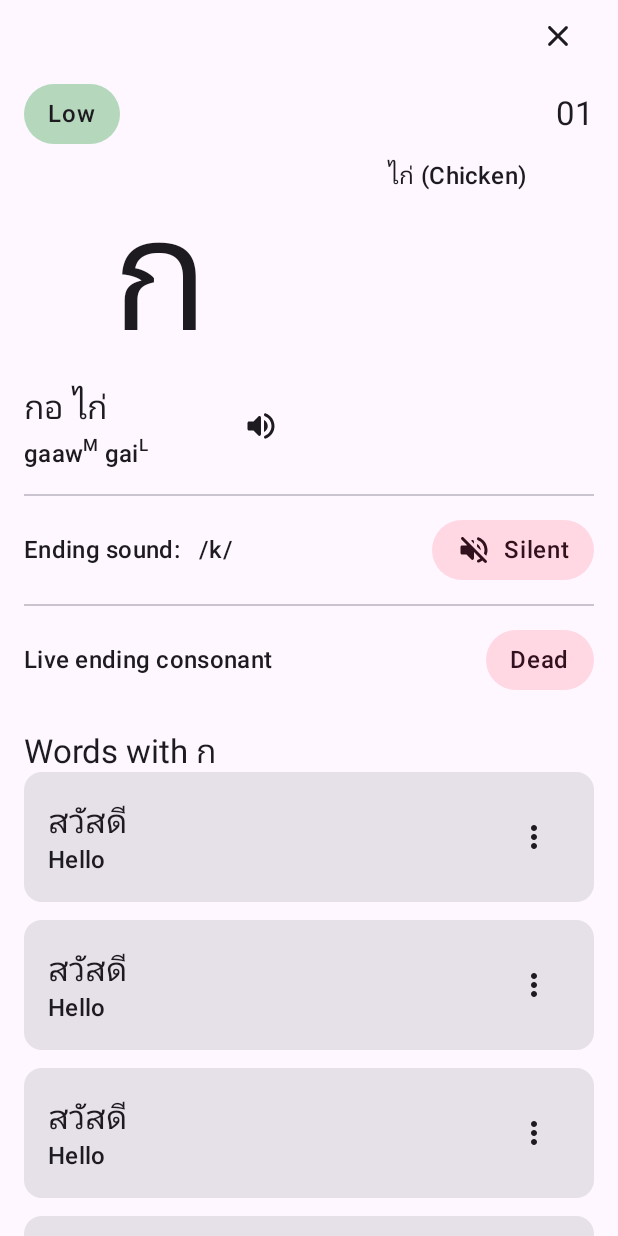
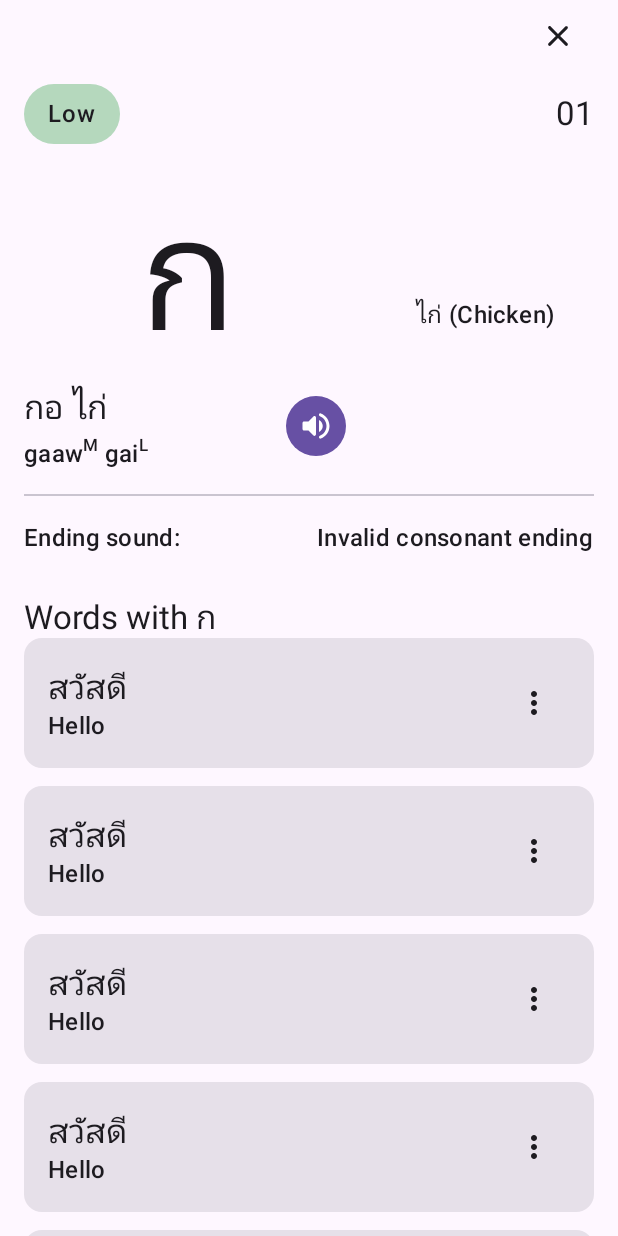
Before and after one commit to fontaipi/riian-thai, an Android app built with Jetpack Compose: the @Preview function ConsonantDetailScreenPreview, on a phone screen of 412 x 824 dp. Run offline under Robolectric (Android 15) with nearby library versions, the phone set to English and light mode, and no system bars; our stand-ins replace Dagger/Hilt's generated code.

Commit message:
:sparkles: add consonant ending sound and live/dead ending rule

```diff
--- a/app/src/main/java/com/fontaipi/riianthai/MainActivity.kt
+++ b/app/src/main/java/com/fontaipi/riianthai/MainActivity.kt
@@ -4,12 +4,8 @@ import android.os.Bundle
 import androidx.activity.ComponentActivity
 import androidx.activity.compose.setContent
 import androidx.compose.foundation.layout.fillMaxSize
-import androidx.compose.material3.MaterialTheme
 import androidx.compose.material3.Surface
-import androidx.compose.material3.Text
-import androidx.compose.runtime.Composable
 import androidx.compose.ui.Modifier
-import androidx.compose.ui.tooling.preview.Preview
 import com.fontaipi.riianthai.data.database.dao.ConsonantDao
 import com.fontaipi.riianthai.model.Consonant
 import com.fontaipi.riianthai.model.asEntity
--- a/app/src/main/java/com/fontaipi/riianthai/data/database/dao/ConsonantDao.kt
+++ b/app/src/main/java/com/fontaipi/riianthai/data/database/dao/ConsonantDao.kt
@@ -2,9 +2,7 @@ package com.fontaipi.riianthai.data.database.dao
 
 import androidx.room.Dao
 import androidx.room.Query
-import androidx.room.Update
 import androidx.room.Upsert
-import com.fontaipi.riianthai.data.database.entity.ConsonantCount
 import com.fontaipi.riianthai.data.database.entity.ConsonantEntity
 import kotlinx.coroutines.flow.Flow
 
--- a/app/src/main/java/com/fontaipi/riianthai/data/repository/ConsonantRepositoryImpl.kt
+++ b/app/src/main/java/com/fontaipi/riianthai/data/repository/ConsonantRepositoryImpl.kt
@@ -1,11 +1,9 @@
 package com.fontaipi.riianthai.data.repository
 
 import com.fontaipi.riianthai.data.database.dao.ConsonantDao
-import com.fontaipi.riianthai.data.database.entity.ConsonantCount
 import com.fontaipi.riianthai.data.database.entity.asExternalModel
 import com.fontaipi.riianthai.model.Consonant
 import com.fontaipi.riianthai.model.ConsonantClass
-import com.fontaipi.riianthai.model.asEntity
 import kotlinx.coroutines.Dispatchers
 import kotlinx.coroutines.flow.Flow
 import kotlinx.coroutines.flow.map
--- a/app/src/main/java/com/fontaipi/riianthai/ui/page/consonant/detail/ConsonantDetailScreen.kt
+++ b/app/src/main/java/com/fontaipi/riianthai/ui/page/consonant/detail/ConsonantDetailScreen.kt
@@ -3,7 +3,6 @@ package com.fontaipi.riianthai.ui.page.consonant.detail
 import android.media.MediaPlayer
 import androidx.compose.foundation.layout.Arrangement
 import androidx.compose.foundation.layout.Column
-import androidx.compose.foundation.layout.ExperimentalLayoutApi
 import androidx.compose.foundation.layout.Row
 import androidx.compose.foundation.layout.Spacer
 import androidx.compose.foundation.layout.fillMaxSize
@@ -11,15 +10,15 @@ import androidx.compose.foundation.layout.fillMaxWidth
 import androidx.compose.foundation.layout.height
 import androidx.compose.foundation.layout.padding
 import androidx.compose.foundation.rememberScrollState
-import androidx.compose.foundation.shape.CircleShape
 import androidx.compose.foundation.shape.RoundedCornerShape
 import androidx.compose.foundation.verticalScroll
 import androidx.compose.material.icons.Icons
+import androidx.compose.material.icons.outlined.Info
 import androidx.compose.material.icons.rounded.Close
-import androidx.compose.material.icons.rounded.VolumeOff
 import androidx.compose.material.icons.rounded.VolumeUp
 import androidx.compose.material3.CircularProgressIndicator
 import androidx.compose.material3.Divider
+import androidx.compose.material3.FilledIconButton
 import androidx.compose.material3.Icon
 import androidx.compose.material3.IconButton
 import androidx.compose.material3.MaterialTheme
@@ -27,14 +26,14 @@ import androidx.compose.material3.Surface
 import androidx.compose.material3.Text
 import androidx.compose.runtime.Composable
 import androidx.compose.runtime.getValue
+import androidx.compose.runtime.mutableStateOf
+import androidx.compose.runtime.remember
 import androidx.compose.runtime.rememberCoroutineScope
+import androidx.compose.runtime.setValue
 import androidx.compose.ui.Alignment
 import androidx.compose.ui.Modifier
 import androidx.compose.ui.draw.clip
-import androidx.compose.ui.graphics.Color
-import androidx.compose.ui.graphics.vector.ImageVector
 import androidx.compose.ui.platform.LocalContext
-import androidx.compose.ui.text.font.FontWeight
 import androidx.compose.ui.tooling.preview.Preview
 import androidx.compose.ui.unit.dp
 import androidx.compose.ui.unit.sp
@@ -43,12 +42,15 @@ import androidx.lifecycle.compose.collectAsStateWithLifecycle
 import coil.compose.AsyncImage
 import com.fontaipi.riianthai.model.Consonant
 import com.fontaipi.riianthai.model.ConsonantClass
+import com.fontaipi.riianthai.model.EndingSound
 import com.fontaipi.riianthai.ui.component.WordCard
+import com.fontaipi.riianthai.ui.page.consonant.detail.component.DiphthongDialog
+import com.fontaipi.riianthai.ui.page.consonant.detail.component.EndingConsonantDialog
+import com.fontaipi.riianthai.ui.page.consonant.detail.component.Tag
 import com.fontaipi.riianthai.ui.page.flashcard.component.PhoneticText
 import com.fontaipi.riianthai.ui.theme.HighClassColor
 import com.fontaipi.riianthai.ui.theme.LowClassColor
 import com.fontaipi.riianthai.ui.theme.MiddleClassColor
-import com.fontaipi.riianthai.ui.theme.RiianThaiTheme
 import kotlinx.coroutines.launch
 import java.text.DecimalFormat
 
@@ -70,6 +72,10 @@ fun ConsonantDetailScreen(
     onBackClick: () -> Unit,
 ) {
     val scrollState = rememberScrollState()
+
+    var showDiphthongDialog by remember { mutableStateOf(false) }
+    var showEndingConsonantDialog by remember { mutableStateOf(false) }
+
     Surface {
         Column(
             modifier = Modifier
@@ -122,9 +128,10 @@ fun ConsonantDetailScreen(
                             Row(
                                 modifier = Modifier.fillMaxWidth(),
                                 horizontalArrangement = Arrangement.spacedBy(16.dp),
+                                verticalAlignment = Alignment.CenterVertically
                             ) {
                                 Column(
-                                    modifier = Modifier.weight(1f),
+                                    modifier = Modifier.weight(3 / 5f),
                                     horizontalAlignment = Alignment.CenterHorizontally,
                                     verticalArrangement = Arrangement.spacedBy(8.dp)
                                 ) {
@@ -149,7 +156,7 @@ fun ConsonantDetailScreen(
                                                 style = MaterialTheme.typography.titleMedium
                                             )
                                         }
-                                        IconButton(
+                                        FilledIconButton(
                                             onClick = {
                                                 coroutineScope.launch {
                                                     val mediaPlayer = MediaPlayer()
@@ -174,7 +181,7 @@ fun ConsonantDetailScreen(
                                     }
                                 }
                                 Column(
-                                    modifier = Modifier.weight(1f),
+                                    modifier = Modifier.weight(2 / 5f),
                                     horizontalAlignment = Alignment.CenterHorizontally
                                 ) {
                                     if (consonantDetailState.consonant.picture.isNotEmpty()) {
@@ -190,7 +197,6 @@ fun ConsonantDetailScreen(
                                     )
                                 }
                             }
-
                             Divider()
                             Row(
                                 modifier = Modifier.fillMaxWidth(),
@@ -206,28 +212,51 @@ fun ConsonantDetailScreen(
                                         "Ending sound:",
                                         style = MaterialTheme.typography.titleMedium
                                     )
-                                    Text(text = "/k/", style = MaterialTheme.typography.titleMedium)
+                                    Text(
+                                        text = consonantDetailState.consonant.endingSound.phonetic,
+                                        style = MaterialTheme.typography.titleMedium
+                                    )
                                 }
-                                Tag(
-                                    icon = Icons.Rounded.VolumeOff,
-                                    text = "Silent",
-                                    color = MaterialTheme.colorScheme.tertiaryContainer,
-                                )
-                            }
-                            Divider()
-                            Row(
-                                modifier = Modifier.fillMaxWidth(),
-                                horizontalArrangement = Arrangement.SpaceBetween,
-                                verticalAlignment = Alignment.CenterVertically
-                            ) {
-                                Text(
-                                    "Live ending consonant",
-                                    style = MaterialTheme.typography.titleMedium
-                                )
-                                Tag(
-                                    text = "Dead",
-                                    color = MaterialTheme.colorScheme.tertiaryContainer,
-                                )
+                                if (consonantDetailState.consonant.endingSound != EndingSound.Impossible) {
+                                    Column(
+                                        horizontalAlignment = Alignment.End,
+                                    ) {
+                                        Row(
+                                            verticalAlignment = Alignment.CenterVertically,
+                                        ) {
+                                            Tag(text = consonantDetailState.consonant.endingSound.endingClass.name)
+                                            IconButton(onClick = {
+                                                showEndingConsonantDialog = true
+                                            }) {
+                                                Icon(
+                                                    imageVector = Icons.Outlined.Info,
+                                                    contentDescription = null
+                                                )
+                                            }
+                                        }
+                                        if (consonantDetailState.consonant.endingSound == EndingSound.Y || consonantDetailState.consonant.endingSound == EndingSound.W) {
+                                            Row(
+                                                verticalAlignment = Alignment.CenterVertically,
+                                            ) {
+                                                Tag(text = "Diphthong")
+                                                IconButton(onClick = {
+                                                    showDiphthongDialog = true
+                                                }) {
+                                                    Icon(
+                                                        imageVector = Icons.Outlined.Info,
+                                                        contentDescription = null
+                                                    )
+                                                }
+                                            }
+                                        }
+                                    }
+
+                                } else {
+                                    Text(
+                                        text = "Invalid consonant ending",
+                                        style = MaterialTheme.typography.titleMedium
+                                    )
+                                }
                             }
                         }
                         Spacer(modifier = Modifier.height(24.dp))
@@ -261,43 +290,16 @@ fun ConsonantDetailScreen(
             }
         }
     }
-}
 
-@Composable
-fun Tag(
-    modifier: Modifier = Modifier,
-    icon: ImageVector? = null,
-    text: String,
-    color: Color = MaterialTheme.colorScheme.surfaceVariant,
-) {
-    Surface(
-        shape = CircleShape,
-        color = color,
-    ) {
-        Row(
-            modifier = modifier
-                .padding(horizontal = 16.dp, vertical = 8.dp),
-            verticalAlignment = Alignment.CenterVertically,
-            horizontalArrangement = Arrangement.spacedBy(8.dp)
-        ) {
-            icon?.let {
-                Icon(imageVector = it, contentDescription = it.name)
-            }
-            Text(
-                text = text,
-                style = MaterialTheme.typography.bodyLarge.copy(fontWeight = FontWeight.Medium)
-            )
-        }
+    if (showDiphthongDialog) {
+        DiphthongDialog(
+            onDismissRequest = { showDiphthongDialog = false }
+        )
     }
-}
 
-@Preview
-@Composable
-private fun IconTagPreview() {
-    RiianThaiTheme {
-        Tag(
-            icon = Icons.Rounded.VolumeUp,
-            text = "Silent",
+    if (showEndingConsonantDialog) {
+        EndingConsonantDialog(
+            onDismissRequest = { showEndingConsonantDialog = false }
         )
     }
 }
@@ -315,6 +317,7 @@ private fun ConsonantDetailScreenPreview() {
                     associatedWord = "ไก่",
                     meaning = "Chicken",
                     consonantClass = ConsonantClass.Low,
+                    endingSound = EndingSound.Impossible,
                     picture = "",
                     audio = "consonants/ก.mp3"
                 )
--- /dev/null
+++ b/app/src/main/java/com/fontaipi/riianthai/ui/page/consonant/detail/component/Tag.kt
@@ -0,0 +1,60 @@
+package com.fontaipi.riianthai.ui.page.consonant.detail.component
+
+import androidx.compose.foundation.layout.Arrangement
+import androidx.compose.foundation.layout.Row
+import androidx.compose.foundation.layout.padding
+import androidx.compose.foundation.shape.CircleShape
+import androidx.compose.material.icons.Icons
+import androidx.compose.material.icons.rounded.VolumeUp
+import androidx.compose.material3.Icon
+import androidx.compose.material3.MaterialTheme
+import androidx.compose.material3.Surface
+import androidx.compose.material3.Text
+import androidx.compose.runtime.Composable
+import androidx.compose.ui.Alignment
+import androidx.compose.ui.Modifier
+import androidx.compose.ui.graphics.Color
+import androidx.compose.ui.graphics.vector.ImageVector
+import androidx.compose.ui.text.font.FontWeight
+import androidx.compose.ui.tooling.preview.Preview
+import androidx.compose.ui.unit.dp
+import com.fontaipi.riianthai.ui.theme.RiianThaiTheme
+
+@Composable
+fun Tag(
+    modifier: Modifier = Modifier,
+    icon: ImageVector? = null,
+    text: String,
+    color: Color = MaterialTheme.colorScheme.surfaceVariant,
+) {
+    Surface(
+        shape = CircleShape,
+        color = color,
+    ) {
+        Row(
+            modifier = modifier
+                .padding(horizontal = 16.dp, vertical = 8.dp),
+            verticalAlignment = Alignment.CenterVertically,
+            horizontalArrangement = Arrangement.spacedBy(8.dp)
+        ) {
+            icon?.let {
+                Icon(imageVector = it, contentDescription = it.name)
+            }
+            Text(
+                text = text,
+                style = MaterialTheme.typography.bodyLarge.copy(fontWeight = FontWeight.Medium)
+            )
+        }
+    }
+}
+
+@Preview
+@Composable
+private fun IconTagPreview() {
+    RiianThaiTheme {
+        Tag(
+            icon = Icons.Rounded.VolumeUp,
+            text = "Silent",
+        )
+    }
+}
```
Also changed, not shown: app/src/main/assets/consonants.json (+88 -44 lines), app/src/main/java/com/fontaipi/riianthai/data/database/entity/ConsonantEntity.kt (+4 -5 lines), app/src/main/java/com/fontaipi/riianthai/model/Consonant.kt (+20 -0 lines), app/src/main/java/com/fontaipi/riianthai/ui/page/consonant/detail/component/DiphthongDialog.kt (added, +62 -0 lines), app/src/main/java/com/fontaipi/riianthai/ui/page/consonant/detail/component/EndingConsonantDialog.kt (added, +55 -0 lines).
